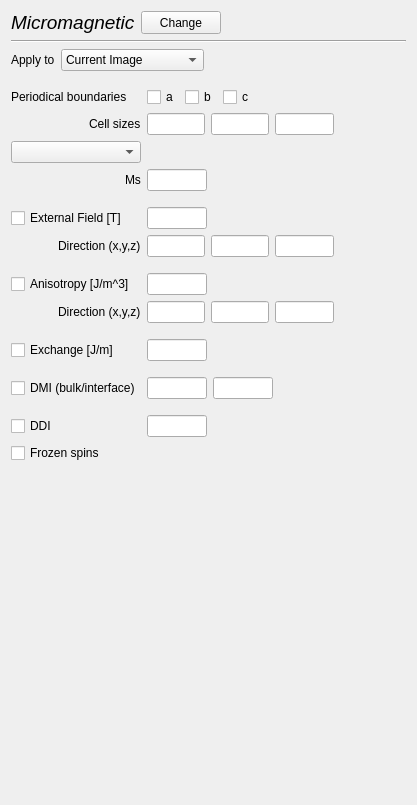
Qt form ui-cpp/ui/HamiltonianMicromagneticWidget.ui (MSallermann/spirit) before a commit.
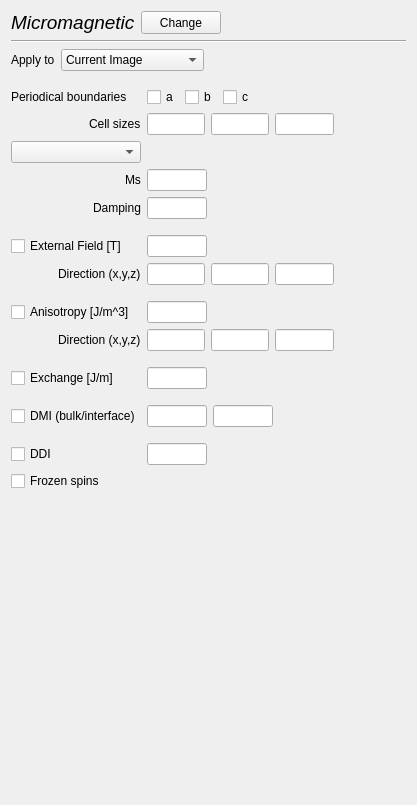
The same form after that commit.

Patch:
```diff
--- a/ui-cpp/ui/HamiltonianMicromagneticWidget.ui
+++ b/ui-cpp/ui/HamiltonianMicromagneticWidget.ui
@@ -95,8 +95,128 @@
        <property name="bottomMargin">
         <number>0</number>
        </property>
+       <item row="22" column="0">
+        <spacer name="verticalSpacer_2">
+         <property name="orientation">
+          <enum>Qt::Vertical</enum>
+         </property>
+         <property name="sizeHint" stdset="0">
+          <size>
+           <width>20</width>
+           <height>40</height>
+          </size>
+         </property>
+        </spacer>
+       </item>
+       <item row="12" column="0">
+        <layout class="QGridLayout" name="gridLayout_37">
+         <item row="0" column="2">
+          <spacer name="horizontalSpacer_26">
+           <property name="orientation">
+            <enum>Qt::Horizontal</enum>
+           </property>
+           <property name="sizeHint" stdset="0">
+            <size>
+             <width>40</width>
+             <height>20</height>
+            </size>
+           </property>
+          </spacer>
+         </item>
+         <item row="0" column="1">
+          <widget class="QComboBox" name="comboBox_Hamiltonian_Ani_ApplyTo">
+           <property name="minimumSize">
+            <size>
+             <width>120</width>
+             <height>0</height>
+            </size>
+           </property>
+           <item>
+            <property name="text">
+             <string>Current Image</string>
+            </property>
+           </item>
+           <item>
+            <property name="text">
+             <string>Current Image Chain</string>
+            </property>
+           </item>
+           <item>
+            <property name="text">
+             <string>All Images</string>
+            </property>
+           </item>
+          </widget>
+         </item>
+         <item row="0" column="0">
+          <widget class="QLabel" name="label_32">
+           <property name="maximumSize">
+            <size>
+             <width>60</width>
+             <height>16777215</height>
+            </size>
+           </property>
+           <property name="text">
+            <string>Apply to</string>
+           </property>
+          </widget>
+         </item>
+        </layout>
+       </item>
+       <item row="13" column="0">
+        <spacer name="verticalSpacer_8">
+         <property name="orientation">
+          <enum>Qt::Vertical</enum>
+         </property>
+         <property name="sizeType">
+          <enum>QSizePolicy::Fixed</enum>
+         </property>
+         <property name="sizeHint" stdset="0">
+          <size>
+           <width>20</width>
+           <height>10</height>
+          </size>
+         </property>
+        </spacer>
+       </item>
        <item row="14" column="0" rowspan="2">
-        <layout class="QGridLayout" name="gridLayout_2" rowstretch="0,0,0,0,0,0,0,0,0,0,0,0,0,0,0,0,0,0,0,0,0,0,0,0">
+        <layout class="QGridLayout" name="gridLayout_2" rowstretch="0,0,0,0,0,0,0,0,0,0,0,0,0,0,0,0,0,0,0,0,0,0,0">
+         <item row="22" column="0">
+          <layout class="QGridLayout" name="gridLayout_8"/>
+         </item>
+         <item row="19" column="0">
+          <widget class="QCheckBox" name="checkBox_ddi">
+           <property name="text">
+            <string>DDI</string>
+           </property>
+          </widget>
+         </item>
+         <item row="14" column="0">
+          <widget class="QCheckBox" name="checkBox_exchange">
+           <property name="text">
+            <string>Exchange [J/m]</string>
+           </property>
+          </widget>
+         </item>
+         <item row="7" column="1">
+          <spacer name="verticalSpacer_4">
+           <property name="orientation">
+            <enum>Qt::Vertical</enum>
+           </property>
+           <property name="sizeType">
+            <enum>QSizePolicy::Fixed</enum>
+           </property>
+           <property name="sizeHint" stdset="0">
+            <size>
+             <width>20</width>
+             <height>10</height>
+            </size>
+           </property>
+          </spacer>
+         </item>
+         <item row="20" column="0">
+          <layout class="QGridLayout" name="gridLayout_7"/>
+         </item>
          <item row="11" column="1">
           <layout class="QGridLayout" name="gridLayout_42">
            <item row="0" column="0">
@@ -124,10 +244,40 @@
            </item>
           </layout>
          </item>
-         <item row="4" column="0">
-          <layout class="QGridLayout" name="gridLayout_18">
+         <item row="2" column="1">
+          <layout class="QGridLayout" name="gridLayout_15">
            <item row="0" column="0">
-            <spacer name="horizontalSpacer_14">
+            <widget class="QLineEdit" name="lineEdit_cell_sizes_x">
+             <property name="maximumSize">
+              <size>
+               <width>60</width>
+               <height>16777215</height>
+              </size>
+             </property>
+            </widget>
+           </item>
+           <item row="0" column="2">
+            <widget class="QLineEdit" name="lineEdit_cell_sizes_z">
+             <property name="maximumSize">
+              <size>
+               <width>60</width>
+               <height>16777215</height>
+              </size>
+             </property>
+            </widget>
+           </item>
+           <item row="0" column="1">
+            <widget class="QLineEdit" name="lineEdit_cell_sizes_y">
+             <property name="maximumSize">
+              <size>
+               <width>60</width>
+               <height>16777215</height>
+              </size>
+             </property>
+            </widget>
+           </item>
+           <item row="0" column="3">
+            <spacer name="horizontalSpacer_11">
              <property name="orientation">
               <enum>Qt::Horizontal</enum>
              </property>
@@ -139,13 +289,33 @@
              </property>
             </spacer>
            </item>
-           <item row="0" column="1">
-            <widget class="QLabel" name="label_4">
-             <property name="text">
-              <string>Ms</string>
+          </layout>
+         </item>
+         <item row="4" column="1">
+          <layout class="QGridLayout" name="gridLayout_16">
+           <item row="0" column="0">
+            <widget class="QLineEdit" name="lineEdit_Ms">
+             <property name="maximumSize">
+              <size>
+               <width>60</width>
+               <height>16777215</height>
+              </size>
              </property>
             </widget>
            </item>
+           <item row="0" column="1">
+            <spacer name="horizontalSpacer_12">
+             <property name="orientation">
+              <enum>Qt::Horizontal</enum>
+             </property>
+             <property name="sizeHint" stdset="0">
+              <size>
+               <width>40</width>
+               <height>20</height>
+              </size>
+             </property>
+            </spacer>
+           </item>
           </layout>
          </item>
          <item row="18" column="1">
@@ -164,9 +334,6 @@
            </property>
           </spacer>
          </item>
-         <item row="22" column="0">
-          <layout class="QGridLayout" name="gridLayout_8"/>
-         </item>
          <item row="9" column="1">
           <layout class="QGridLayout" name="gridLayout_32">
            <item row="0" column="1">
@@ -261,128 +428,6 @@
            </item>
           </layout>
          </item>
-         <item row="2" column="1">
-          <layout class="QGridLayout" name="gridLayout_15">
-           <item row="0" column="0">
-            <widget class="QLineEdit" name="lineEdit_cell_sizes_x">
-             <property name="maximumSize">
-              <size>
-               <width>60</width>
-               <height>16777215</height>
-              </size>
-             </property>
-            </widget>
-           </item>
-           <item row="0" column="2">
-            <widget class="QLineEdit" name="lineEdit_cell_sizes_z">
-             <property name="maximumSize">
-              <size>
-               <width>60</width>
-               <height>16777215</height>
-              </size>
-             </property>
-            </widget>
-           </item>
-           <item row="0" column="1">
-            <widget class="QLineEdit" name="lineEdit_cell_sizes_y">
-             <property name="maximumSize">
-              <size>
-               <width>60</width>
-               <height>16777215</height>
-              </size>
-             </property>
-            </widget>
-           </item>
-           <item row="0" column="3">
-            <spacer name="horizontalSpacer_11">
-             <property name="orientation">
-              <enum>Qt::Horizontal</enum>
-             </property>
-             <property name="sizeHint" stdset="0">
-              <size>
-               <width>40</width>
-               <height>20</height>
-              </size>
-             </property>
-            </spacer>
-           </item>
-          </layout>
-         </item>
-         <item row="20" column="0">
-          <layout class="QGridLayout" name="gridLayout_7"/>
-         </item>
-         <item row="16" column="1">
-          <layout class="QGridLayout" name="gridLayout_5">
-           <item row="1" column="0">
-            <widget class="QLineEdit" name="lineEdit_dmi_00">
-             <property name="maximumSize">
-              <size>
-               <width>60</width>
-               <height>16777215</height>
-              </size>
-             </property>
-             <property name="text">
-              <string/>
-             </property>
-            </widget>
-           </item>
-           <item row="1" column="1">
-            <widget class="QLineEdit" name="lineEdit_dmi_01">
-             <property name="maximumSize">
-              <size>
-               <width>60</width>
-               <height>16777215</height>
-              </size>
-             </property>
-            </widget>
-           </item>
-           <item row="1" column="2">
-            <spacer name="horizontalSpacer_6">
-             <property name="orientation">
-              <enum>Qt::Horizontal</enum>
-             </property>
-             <property name="sizeHint" stdset="0">
-              <size>
-               <width>40</width>
-               <height>20</height>
-              </size>
-             </property>
-            </spacer>
-           </item>
-          </layout>
-         </item>
-         <item row="15" column="1">
-          <spacer name="verticalSpacer_9">
-           <property name="orientation">
-            <enum>Qt::Vertical</enum>
-           </property>
-           <property name="sizeType">
-            <enum>QSizePolicy::Fixed</enum>
-           </property>
-           <property name="sizeHint" stdset="0">
-            <size>
-             <width>20</width>
-             <height>10</height>
-            </size>
-           </property>
-          </spacer>
-         </item>
-         <item row="10" column="1">
-          <spacer name="verticalSpacer_5">
-           <property name="orientation">
-            <enum>Qt::Vertical</enum>
-           </property>
-           <property name="sizeType">
-            <enum>QSizePolicy::Fixed</enum>
-           </property>
-           <property name="sizeHint" stdset="0">
-            <size>
-             <width>20</width>
-             <height>10</height>
-            </size>
-           </property>
-          </spacer>
-         </item>
          <item row="3" column="0">
           <layout class="QGridLayout" name="gridLayout_14">
            <item row="0" column="0">
@@ -390,33 +435,10 @@
            </item>
           </layout>
          </item>
-         <item row="1" column="0">
-          <widget class="QLabel" name="label_2">
+         <item row="11" column="0">
+          <widget class="QCheckBox" name="checkBox_ani_aniso">
            <property name="text">
-            <string>Periodical boundaries</string>
-           </property>
-          </widget>
-         </item>
-         <item row="20" column="1">
-          <layout class="QGridLayout" name="gridLayout_6"/>
-         </item>
-         <item row="16" column="0">
-          <widget class="QCheckBox" name="checkBox_dmi">
-           <property name="text">
-            <string>DMI (bulk/interface)</string>
-           </property>
-          </widget>
-         </item>
-         <item row="8" column="0">
-          <widget class="QCheckBox" name="checkBox_extH_aniso">
-           <property name="text">
-            <string>External Field [T]</string>
-           </property>
-           <property name="checked">
-            <bool>false</bool>
-           </property>
-           <property name="tristate">
-            <bool>false</bool>
+            <string>Anisotropy [J/m^3]</string>
            </property>
           </widget>
          </item>
@@ -444,6 +466,33 @@
            </item>
           </layout>
          </item>
+         <item row="19" column="1">
+          <layout class="QGridLayout" name="gridLayout_9">
+           <item row="0" column="0">
+            <widget class="QLineEdit" name="lineEdit_ddi">
+             <property name="maximumSize">
+              <size>
+               <width>60</width>
+               <height>16777215</height>
+              </size>
+             </property>
+            </widget>
+           </item>
+           <item row="0" column="1">
+            <spacer name="horizontalSpacer_4">
+             <property name="orientation">
+              <enum>Qt::Horizontal</enum>
+             </property>
+             <property name="sizeHint" stdset="0">
+              <size>
+               <width>40</width>
+               <height>20</height>
+              </size>
+             </property>
+            </spacer>
+           </item>
+          </layout>
+         </item>
          <item row="14" column="1">
           <layout class="QGridLayout" name="gridLayout_exchange">
            <item row="0" column="0">
@@ -471,36 +520,10 @@
            </item>
           </layout>
          </item>
-         <item row="7" column="1">
-          <spacer name="verticalSpacer_4">
-           <property name="orientation">
-            <enum>Qt::Vertical</enum>
-           </property>
-           <property name="sizeType">
-            <enum>QSizePolicy::Fixed</enum>
-           </property>
-           <property name="sizeHint" stdset="0">
-            <size>
-             <width>20</width>
-             <height>10</height>
-            </size>
-           </property>
-          </spacer>
-         </item>
-         <item row="4" column="1">
-          <layout class="QGridLayout" name="gridLayout_16">
+         <item row="4" column="0">
+          <layout class="QGridLayout" name="gridLayout_18">
            <item row="0" column="0">
-            <widget class="QLineEdit" name="lineEdit_Ms">
-             <property name="maximumSize">
-              <size>
-               <width>60</width>
-               <height>16777215</height>
-              </size>
-             </property>
-            </widget>
-           </item>
-           <item row="0" column="1">
-            <spacer name="horizontalSpacer_12">
+            <spacer name="horizontalSpacer_14">
              <property name="orientation">
               <enum>Qt::Horizontal</enum>
              </property>
@@ -512,74 +535,17 @@
              </property>
             </spacer>
            </item>
-          </layout>
-         </item>
-         <item row="8" column="1">
-          <layout class="QGridLayout" name="gridLayout_36">
-           <item row="0" column="2">
-            <spacer name="horizontalSpacer_27">
-             <property name="orientation">
-              <enum>Qt::Horizontal</enum>
-             </property>
-             <property name="sizeHint" stdset="0">
-              <size>
-               <width>40</width>
-               <height>20</height>
-              </size>
-             </property>
-            </spacer>
-           </item>
            <item row="0" column="1">
-            <widget class="QLineEdit" name="lineEdit_extH_aniso">
-             <property name="maximumSize">
-              <size>
-               <width>60</width>
-               <height>16777215</height>
-              </size>
-             </property>
-            </widget>
-           </item>
-          </layout>
-         </item>
-         <item row="9" column="0">
-          <layout class="QGridLayout" name="gridLayout_40">
-           <item row="1" column="0">
-            <spacer name="horizontalSpacer_32">
-             <property name="orientation">
-              <enum>Qt::Horizontal</enum>
-             </property>
-             <property name="sizeType">
-              <enum>QSizePolicy::Expanding</enum>
-             </property>
-             <property name="sizeHint" stdset="0">
-              <size>
-               <width>30</width>
-               <height>20</height>
-              </size>
-             </property>
-            </spacer>
-           </item>
-           <item row="1" column="1">
-            <widget class="QLabel" name="label_15">
-             <property name="maximumSize">
-              <size>
-               <width>100</width>
-               <height>16777215</height>
-              </size>
-             </property>
+            <widget class="QLabel" name="label_4">
              <property name="text">
-              <string>Direction (x,y,z)</string>
+              <string>Ms</string>
              </property>
             </widget>
            </item>
           </layout>
          </item>
-         <item row="19" column="0">
-          <widget class="QCheckBox" name="checkBox_ddi">
-           <property name="text">
-            <string>DDI</string>
-           </property>
-          </widget>
+         <item row="20" column="1">
+          <layout class="QGridLayout" name="gridLayout_6"/>
          </item>
          <item row="21" column="0">
           <widget class="QCheckBox" name="checkBox_frozen_spins">
@@ -588,36 +554,6 @@
            </property>
           </widget>
          </item>
-         <item row="11" column="0">
-          <widget class="QCheckBox" name="checkBox_ani_aniso">
-           <property name="text">
-            <string>Anisotropy [J/m^3]</string>
-           </property>
-          </widget>
-         </item>
-         <item row="14" column="0">
-          <widget class="QCheckBox" name="checkBox_exchange">
-           <property name="text">
-            <string>Exchange [J/m]</string>
-           </property>
-          </widget>
-         </item>
-         <item row="13" column="1">
-          <spacer name="verticalSpacer_6">
-           <property name="orientation">
-            <enum>Qt::Vertical</enum>
-           </property>
-           <property name="sizeType">
-            <enum>QSizePolicy::Fixed</enum>
-           </property>
-           <property name="sizeHint" stdset="0">
-            <size>
-             <width>20</width>
-             <height>10</height>
-            </size>
-           </property>
-          </spacer>
-         </item>
          <item row="1" column="1">
           <layout class="QGridLayout" name="gridLayout_3">
            <item row="0" column="0">
@@ -656,6 +592,53 @@
            </item>
           </layout>
          </item>
+         <item row="8" column="0">
+          <widget class="QCheckBox" name="checkBox_extH_aniso">
+           <property name="text">
+            <string>External Field [T]</string>
+           </property>
+           <property name="checked">
+            <bool>false</bool>
+           </property>
+           <property name="tristate">
+            <bool>false</bool>
+           </property>
+          </widget>
+         </item>
+         <item row="16" column="0">
+          <widget class="QCheckBox" name="checkBox_dmi">
+           <property name="text">
+            <string>DMI (bulk/interface)</string>
+           </property>
+          </widget>
+         </item>
+         <item row="8" column="1">
+          <layout class="QGridLayout" name="gridLayout_36">
+           <item row="0" column="2">
+            <spacer name="horizontalSpacer_27">
+             <property name="orientation">
+              <enum>Qt::Horizontal</enum>
+             </property>
+             <property name="sizeHint" stdset="0">
+              <size>
+               <width>40</width>
+               <height>20</height>
+              </size>
+             </property>
+            </spacer>
+           </item>
+           <item row="0" column="1">
+            <widget class="QLineEdit" name="lineEdit_extH_aniso">
+             <property name="maximumSize">
+              <size>
+               <width>60</width>
+               <height>16777215</height>
+              </size>
+             </property>
+            </widget>
+           </item>
+          </layout>
+         </item>
          <item row="2" column="0">
           <layout class="QGridLayout" name="gridLayout_17">
            <item row="0" column="0">
@@ -693,20 +676,66 @@
            </property>
           </spacer>
          </item>
-         <item row="19" column="1">
-          <layout class="QGridLayout" name="gridLayout_9">
-           <item row="0" column="0">
-            <widget class="QLineEdit" name="lineEdit_ddi">
+         <item row="9" column="0">
+          <layout class="QGridLayout" name="gridLayout_40">
+           <item row="1" column="0">
+            <spacer name="horizontalSpacer_32">
+             <property name="orientation">
+              <enum>Qt::Horizontal</enum>
+             </property>
+             <property name="sizeType">
+              <enum>QSizePolicy::Expanding</enum>
+             </property>
+             <property name="sizeHint" stdset="0">
+              <size>
+               <width>30</width>
+               <height>20</height>
+              </size>
+             </property>
+            </spacer>
+           </item>
+           <item row="1" column="1">
+            <widget class="QLabel" name="label_15">
              <property name="maximumSize">
               <size>
+               <width>100</width>
+               <height>16777215</height>
+              </size>
+             </property>
+             <property name="text">
+              <string>Direction (x,y,z)</string>
+             </property>
+            </widget>
+           </item>
+          </layout>
+         </item>
+         <item row="16" column="1">
+          <layout class="QGridLayout" name="gridLayout_5">
+           <item row="1" column="0">
+            <widget class="QLineEdit" name="lineEdit_dmi_00">
+             <property name="maximumSize">
+              <size>
                <width>60</width>
                <height>16777215</height>
               </size>
              </property>
+             <property name="text">
+              <string/>
+             </property>
             </widget>
            </item>
-           <item row="0" column="1">
-            <spacer name="horizontalSpacer_4">
+           <item row="1" column="1">
+            <widget class="QLineEdit" name="lineEdit_dmi_01">
+             <property name="maximumSize">
+              <size>
+               <width>60</width>
+               <height>16777215</height>
+              </size>
+             </property>
+            </widget>
+           </item>
+           <item row="1" column="2">
+            <spacer name="horizontalSpacer_6">
              <property name="orientation">
               <enum>Qt::Horizontal</enum>
              </property>
@@ -720,92 +749,114 @@
            </item>
           </layout>
          </item>
-        </layout>
-       </item>
-       <item row="12" column="0">
-        <layout class="QGridLayout" name="gridLayout_37">
-         <item row="0" column="0">
-          <widget class="QLabel" name="label_32">
-           <property name="maximumSize">
+         <item row="10" column="1">
+          <spacer name="verticalSpacer_5">
+           <property name="orientation">
+            <enum>Qt::Vertical</enum>
+           </property>
+           <property name="sizeType">
+            <enum>QSizePolicy::Fixed</enum>
+           </property>
+           <property name="sizeHint" stdset="0">
             <size>
-             <width>60</width>
-             <height>16777215</height>
+             <width>20</width>
+             <height>10</height>
             </size>
            </property>
+          </spacer>
+         </item>
+         <item row="15" column="1">
+          <spacer name="verticalSpacer_9">
+           <property name="orientation">
+            <enum>Qt::Vertical</enum>
+           </property>
+           <property name="sizeType">
+            <enum>QSizePolicy::Fixed</enum>
+           </property>
+           <property name="sizeHint" stdset="0">
+            <size>
+             <width>20</width>
+             <height>10</height>
+            </size>
+           </property>
+          </spacer>
+         </item>
+         <item row="13" column="1">
+          <spacer name="verticalSpacer_6">
+           <property name="orientation">
+            <enum>Qt::Vertical</enum>
+           </property>
+           <property name="sizeType">
+            <enum>QSizePolicy::Fixed</enum>
+           </property>
+           <property name="sizeHint" stdset="0">
+            <size>
+             <width>20</width>
+             <height>10</height>
+            </size>
+           </property>
+          </spacer>
+         </item>
+         <item row="1" column="0">
+          <widget class="QLabel" name="label_2">
            <property name="text">
-            <string>Apply to</string>
+            <string>Periodical boundaries</string>
            </property>
           </widget>
          </item>
-         <item row="0" column="2">
-          <spacer name="horizontalSpacer_26">
-           <property name="orientation">
-            <enum>Qt::Horizontal</enum>
-           </property>
-           <property name="sizeHint" stdset="0">
-            <size>
-             <width>40</width>
-             <height>20</height>
-            </size>
-           </property>
-          </spacer>
-         </item>
-         <item row="0" column="1">
-          <widget class="QComboBox" name="comboBox_Hamiltonian_Ani_ApplyTo">
-           <property name="minimumSize">
-            <size>
-             <width>120</width>
-             <height>0</height>
-            </size>
-           </property>
-           <item>
-            <property name="text">
-             <string>Current Image</string>
-            </property>
+         <item row="5" column="0">
+          <layout class="QGridLayout" name="gridLayout_12">
+           <item row="0" column="0">
+            <spacer name="horizontalSpacer_5">
+             <property name="orientation">
+              <enum>Qt::Horizontal</enum>
+             </property>
+             <property name="sizeHint" stdset="0">
+              <size>
+               <width>40</width>
+               <height>20</height>
+              </size>
+             </property>
+            </spacer>
            </item>
-           <item>
-            <property name="text">
-             <string>Current Image Chain</string>
-            </property>
+           <item row="0" column="1">
+            <widget class="QLabel" name="label_5">
+             <property name="text">
+              <string>Damping</string>
+             </property>
+            </widget>
            </item>
-           <item>
-            <property name="text">
-             <string>All Images</string>
-            </property>
+          </layout>
+         </item>
+         <item row="5" column="1">
+          <layout class="QGridLayout" name="gridLayout_13">
+           <item row="0" column="1">
+            <spacer name="horizontalSpacer_7">
+             <property name="orientation">
+              <enum>Qt::Horizontal</enum>
+             </property>
+             <property name="sizeHint" stdset="0">
+              <size>
+               <width>40</width>
+               <height>20</height>
+              </size>
+             </property>
+            </spacer>
            </item>
-          </widget>
+           <item row="0" column="0">
+            <widget class="QLineEdit" name="lineEdit_damping">
+             <property name="maximumSize">
+              <size>
+               <width>60</width>
+               <height>16777215</height>
+              </size>
+             </property>
+            </widget>
+           </item>
+          </layout>
          </item>
         </layout>
        </item>
-       <item row="13" column="0">
-        <spacer name="verticalSpacer_8">
-         <property name="orientation">
-          <enum>Qt::Vertical</enum>
-         </property>
-         <property name="sizeType">
-          <enum>QSizePolicy::Fixed</enum>
-         </property>
-         <property name="sizeHint" stdset="0">
-          <size>
-           <width>20</width>
-           <height>10</height>
-          </size>
-         </property>
-        </spacer>
-       </item>
-       <item row="22" column="0">
-        <spacer name="verticalSpacer_2">
-         <property name="orientation">
-          <enum>Qt::Vertical</enum>
-         </property>
-         <property name="sizeHint" stdset="0">
-          <size>
-           <width>20</width>
-           <height>40</height>
-          </size>
-         </property>
-        </spacer>
-       </item>
       </layout>
      </widget>
     </widget>
```
